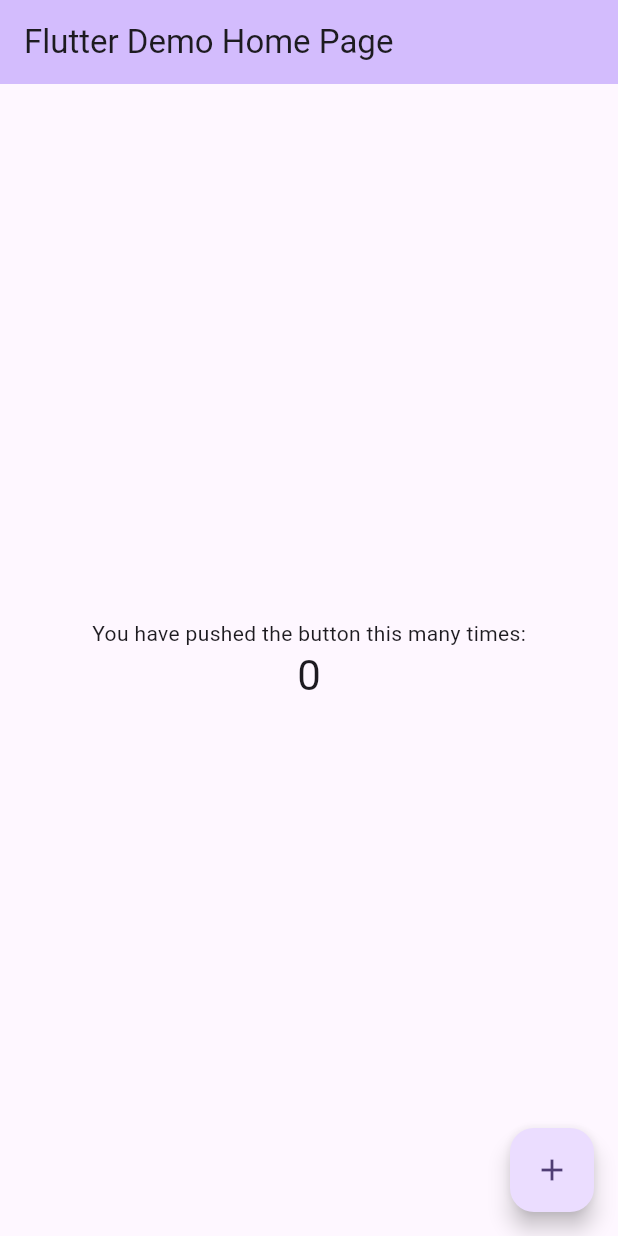
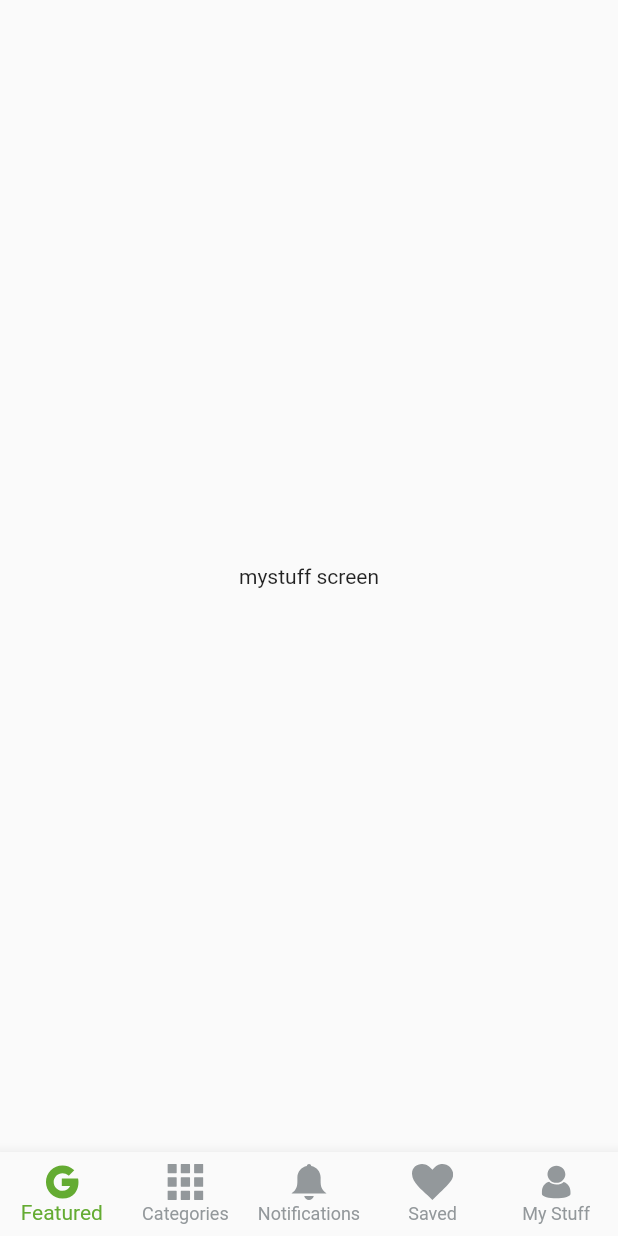
Before and after one commit to MasoudMaghsodi/Dibadnd, a Flutter app: the screen it shows after launch, on a phone screen of 412 x 824 dp. Run offline on Flutter 3.47's test engine with Material 2 defaults, Android fonts, the phone set to English and light mode, and no system bars; our stand-ins replace flutter_svg.

Commit message:
build basic bottom_nave

```diff
--- /dev/null
+++ b/lib/component/colors.dart
@@ -0,0 +1,6 @@
+import 'package:flutter/material.dart';
+
+class SolidColor {
+  static const Color maingreen = Color.fromARGB(225, 80, 161, 23);
+  static const Color maingery = Color.fromARGB(255, 147, 152, 155);
+}
--- /dev/null
+++ b/lib/component/widgets/appbar.dart
@@ -0,0 +1,10 @@
+import 'package:flutter/material.dart';
+
+class AppBarWidget extends StatelessWidget {
+  const AppBarWidget({super.key});
+
+  @override
+  Widget build(BuildContext context) {
+    return Container();
+  }
+}
--- a/lib/main.dart
+++ b/lib/main.dart
@@ -1,4 +1,5 @@
 import 'package:flutter/material.dart';
+import 'package:flutter_application_1/view/main_home.dart';
 
 void main() {
   runApp(const MyApp());
@@ -11,115 +12,7 @@ class MyApp extends StatelessWidget {
   @override
   Widget build(BuildContext context) {
     return MaterialApp(
-      title: 'Flutter Demo',
-      theme: ThemeData(
-        // This is the theme of your application.
-        //
-        // TRY THIS: Try running your application with "flutter run". You'll see
-        // the application has a purple toolbar. Then, without quitting the app,
-        // try changing the seedColor in the colorScheme below to Colors.green
-        // and then invoke "hot reload" (save your changes or press the "hot
-        // reload" button in a Flutter-supported IDE, or press "r" if you used
-        // the command line to start the app).
-        //
-        // Notice that the counter didn't reset back to zero; the application
-        // state is not lost during the reload. To reset the state, use hot
-        // restart instead.
-        //
-        // This works for code too, not just values: Most code changes can be
-        // tested with just a hot reload.
-        colorScheme: ColorScheme.fromSeed(seedColor: Colors.deepPurple),
-        useMaterial3: true,
-      ),
-      home: const MyHomePage(title: 'Flutter Demo Home Page'),
+      home: const MainHome(),
     );
   }
 }
-
-class MyHomePage extends StatefulWidget {
-  const MyHomePage({super.key, required this.title});
-
-  // This widget is the home page of your application. It is stateful, meaning
-  // that it has a State object (defined below) that contains fields that affect
-  // how it looks.
-
-  // This class is the configuration for the state. It holds the values (in this
-  // case the title) provided by the parent (in this case the App widget) and
-  // used by the build method of the State. Fields in a Widget subclass are
-  // always marked "final".
-
-  final String title;
-
-  @override
-  State<MyHomePage> createState() => _MyHomePageState();
-}
-
-class _MyHomePageState extends State<MyHomePage> {
-  int _counter = 0;
-
-  void _incrementCounter() {
-    setState(() {
-      // This call to setState tells the Flutter framework that something has
-      // changed in this State, which causes it to rerun the build method below
-      // so that the display can reflect the updated values. If we changed
-      // _counter without calling setState(), then the build method would not be
-      // called again, and so nothing would appear to happen.
-      _counter++;
-    });
-  }
-
-  @override
-  Widget build(BuildContext context) {
-    // This method is rerun every time setState is called, for instance as done
-    // by the _incrementCounter method above.
-    //
-    // The Flutter framework has been optimized to make rerunning build methods
-    // fast, so that you can just rebuild anything that needs updating rather
-    // than having to individually change instances of widgets.
-    return Scaffold(
-      appBar: AppBar(
-        // TRY THIS: Try changing the color here to a specific color (to
-        // Colors.amber, perhaps?) and trigger a hot reload to see the AppBar
-        // change color while the other colors stay the same.
-        backgroundColor: Theme.of(context).colorScheme.inversePrimary,
-        // Here we take the value from the MyHomePage object that was created by
-        // the App.build method, and use it to set our appbar title.
-        title: Text(widget.title),
-      ),
-      body: Center(
-        // Center is a layout widget. It takes a single child and positions it
-        // in the middle of the parent.
-        child: Column(
-          // Column is also a layout widget. It takes a list of children and
-          // arranges them vertically. By default, it sizes itself to fit its
-          // children horizontally, and tries to be as tall as its parent.
-          //
-          // Column has various properties to control how it sizes itself and
-          // how it positions its children. Here we use mainAxisAlignment to
-          // center the children vertically; the main axis here is the vertical
-          // axis because Columns are vertical (the cross axis would be
-          // horizontal).
-          //
-          // TRY THIS: Invoke "debug painting" (choose the "Toggle Debug Paint"
-          // action in the IDE, or press "p" in the console), to see the
-          // wireframe for each widget.
-          mainAxisAlignment: MainAxisAlignment.center,
-          children: <Widget>[
-            const Text(
-              'You have pushed the button this many times:',
-            ),
-            Text(
-              '$_counter',
-              style: Theme.of(context).textTheme.headlineMedium,
-            ),
-          ],
-        ),
-      ),
-      floatingActionButton: FloatingActionButton(
-        onPressed: _incrementCounter,
-        tooltip: 'Increment',
-        child: const Icon(Icons.add),
-      ), // This trailing comma makes auto-formatting nicer for build methods.
-    );
-  }
-}
--- /dev/null
+++ b/lib/view/categories_screen.dart
@@ -0,0 +1,12 @@
+import 'package:flutter/material.dart';
+
+class CategoriesScreen extends StatelessWidget {
+  const CategoriesScreen({super.key});
+
+  @override
+  Widget build(BuildContext context) {
+    return const Center(
+      child: Text('categories screen'),
+    );
+  }
+}
--- /dev/null
+++ b/lib/view/home_screen.dart
@@ -0,0 +1,12 @@
+import 'package:flutter/material.dart';
+
+class HomeScreen extends StatelessWidget {
+  const HomeScreen({super.key});
+
+  @override
+  Widget build(BuildContext context) {
+    return Center(
+      child: Text('home screen'),
+    );
+  }
+}
--- /dev/null
+++ b/lib/view/main_home.dart
@@ -0,0 +1,102 @@
+import 'package:flutter/material.dart';
+import 'package:flutter_application_1/component/colors.dart';
+import 'package:flutter_application_1/component/widgets/appbar.dart';
+import 'package:flutter_application_1/view/categories_screen.dart';
+import 'package:flutter_application_1/view/home_screen.dart';
+import 'package:flutter_application_1/view/notification_screen.dart';
+import 'package:flutter_application_1/view/profile_screen.dart';
+import 'package:flutter_application_1/view/saved_screen.dart';
+import 'package:flutter_svg/flutter_svg.dart';
+
+class MainHome extends StatefulWidget {
+  const MainHome({super.key});
+
+  @override
+  State<MainHome> createState() => _MainHomeState();
+}
+
+class _MainHomeState extends State<MainHome> {
+  late final List<Widget> pageList = [
+    const ProfileScreen(),
+    const SavedScreen(),
+    const NotificationScreen(),
+    const CategoriesScreen(),
+    const HomeScreen(),
+  ];
+  int _selectedIndex = 0;
+
+  void _onItemTapped(int index) {
+    setState(() {
+      _selectedIndex = index;
+    });
+  }
+
+  @override
+  Widget build(BuildContext context) {
+    return SafeArea(
+      child: Scaffold(
+        body: pageList.elementAt(_selectedIndex),
+        bottomNavigationBar: BottomNavigationBar(
+          type: BottomNavigationBarType.fixed,
+          showUnselectedLabels: true,
+          fixedColor: SolidColor.maingreen,
+          onTap: _onItemTapped,
+          unselectedItemColor: SolidColor.maingery,
+          currentIndex: _selectedIndex,
+          items: <BottomNavigationBarItem>[
+            BottomNavigationBarItem(
+              icon: SvgPicture.asset(
+                'assets/svg/G-icon.svg',
+                color: _selectedIndex == 0
+                    ? SolidColor.maingreen
+                    : SolidColor.maingery,
+                height: 24,
+              ),
+              label: 'Featured',
+            ),
+            BottomNavigationBarItem(
+              icon: SvgPicture.asset(
+                'assets/svg/gridview-icon.svg',
+                color: _selectedIndex == 1
+                    ? SolidColor.maingreen
+                    : SolidColor.maingery,
+                height: 24,
+              ),
+              label: 'Categories',
+            ),
+            BottomNavigationBarItem(
+              icon: SvgPicture.asset(
+                'assets/svg/bell-icon.svg',
+                color: _selectedIndex == 2
+                    ? SolidColor.maingreen
+                    : SolidColor.maingery,
+                height: 24,
+              ),
+              label: 'Notifications',
+            ),
+            BottomNavigationBarItem(
+              icon: SvgPicture.asset(
+                'assets/svg/heart-icon.svg',
+                color: _selectedIndex == 3
+                    ? SolidColor.maingreen
+                    : SolidColor.maingery,
+                height: 24,
+              ),
+              label: 'Saved',
+            ),
+            BottomNavigationBarItem(
+              icon: SvgPicture.asset(
+                'assets/svg/account-icon.svg',
+                color: _selectedIndex == 4
+                    ? SolidColor.maingreen
+                    : SolidColor.maingery,
+                height: 24,
+              ),
+              label: 'My Stuff',
+            ),
+          ],
+        ),
+      ),
+    );
+  }
+}
--- /dev/null
+++ b/lib/view/notification_screen.dart
@@ -0,0 +1,12 @@
+import 'package:flutter/material.dart';
+
+class NotificationScreen extends StatelessWidget {
+  const NotificationScreen({super.key});
+
+  @override
+  Widget build(BuildContext context) {
+    return const Center(
+      child: Text('notification screen'),
+    );
+  }
+}
--- /dev/null
+++ b/lib/view/profile_screen.dart
@@ -0,0 +1,12 @@
+import 'package:flutter/material.dart';
+
+class ProfileScreen extends StatelessWidget {
+  const ProfileScreen({super.key});
+
+  @override
+  Widget build(BuildContext context) {
+    return const Center(
+      child: Text('mystuff screen'),
+    );
+  }
+}
--- /dev/null
+++ b/lib/view/saved_screen.dart
@@ -0,0 +1,12 @@
+import 'package:flutter/material.dart';
+
+class SavedScreen extends StatelessWidget {
+  const SavedScreen({super.key});
+
+  @override
+  Widget build(BuildContext context) {
+    return const Center(
+      child: Text('saved screen'),
+    );
+  }
+}
--- a/pubspec.yaml
+++ b/pubspec.yaml
@@ -39,6 +39,7 @@ dependencies:
   dio: ^5.3.2
   http: ^1.1.0
   flutter_launcher_icons: ^0.13.1
+  flutter_svg: ^2.0.7
 dev_dependencies:
   flutter_test:
     sdk: flutter
@@ -68,8 +69,9 @@ flutter:
   uses-material-design: true
 
   # To add assets to your application, add an assets section, like this:
-  # assets:
-  #   - images/a_dot_burr.jpeg
+  assets:
+    - assets/icon/
+    - assets/svg/
   #   - images/a_dot_ham.jpeg
 
   # An image asset can refer to one or more resolution-specific "variants", see
```
Also changed, not shown: assets/svg/G-icon.svg (added), assets/svg/account-icon.svg (added), assets/svg/bell-icon.svg (added), assets/svg/gridview-icon.svg (added), assets/svg/heart-icon.svg (added), pubspec.lock.
